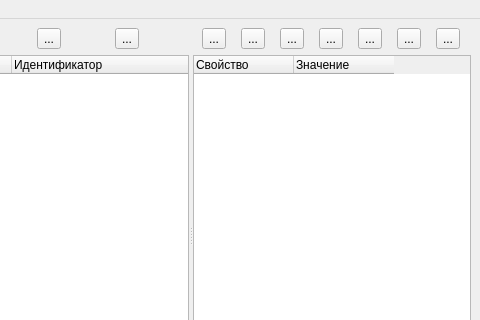
Before: the Qt Designer form ws_admin_qt/ws_admin_qt/mainwindow.ui in arcirk/ws_solution, drawn with Qt 5; both pictures show x 378 to 858 and y 0 to 320 of the 858 by 473 pixel window.
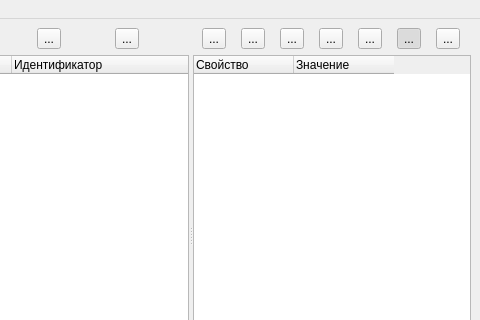
After: the same form once the commit is applied. Icons and pictures are not drawn.

Diff of the .ui file:
```diff
--- a/ws_admin_qt/ws_admin_qt/mainwindow.ui
+++ b/ws_admin_qt/ws_admin_qt/mainwindow.ui
@@ -182,6 +182,12 @@
              <iconset resource="resourse.qrc">
               <normaloff>:/new/icons/res/list_tree.png</normaloff>:/new/icons/res/list_tree.png</iconset>
             </property>
+            <property name="checkable">
+             <bool>true</bool>
+            </property>
+            <property name="checked">
+             <bool>true</bool>
+            </property>
            </widget>
           </item>
           <item>
```
